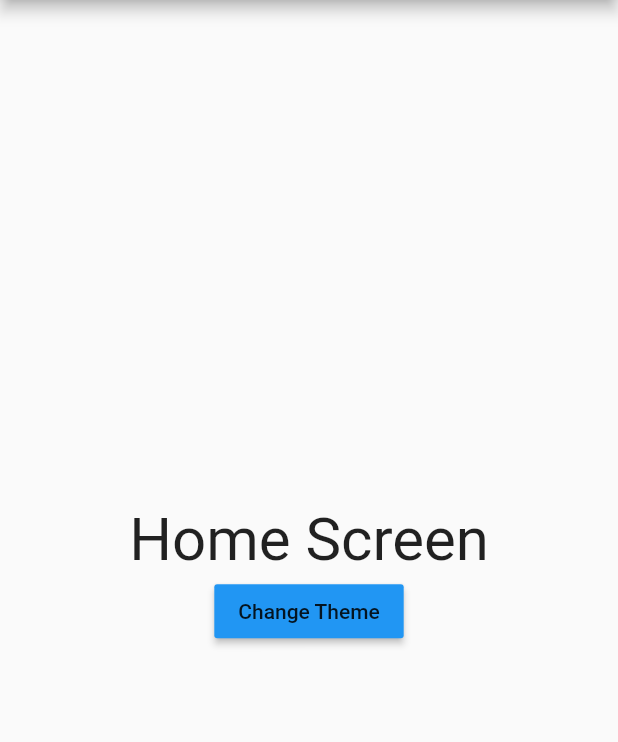
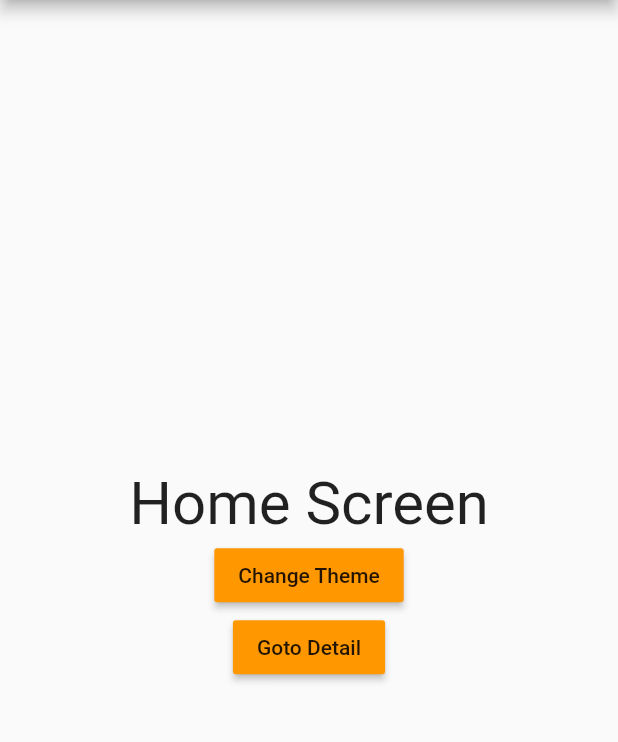
Before and after one commit to MHuzaifaKhan97/Learning_Flutter, a Flutter app: the screen it shows after launch, on a phone screen of 412 x 824 dp, the part 84-826 px from its top. Run offline on Flutter 3.47's test engine with Material 2 defaults, Android fonts, the phone set to English and light mode, and no system bars; our stand-ins replace get, get_storage.

Commit message:
GetX: Theming & Navigation

```diff
--- a/getx_theme/lib/detail.dart
+++ b/getx_theme/lib/detail.dart
@@ -8,6 +8,12 @@ class DetailScreen extends StatelessWidget {
     return Scaffold(
       appBar: AppBar(
         title: Text('GetX Theme'),
+        leading: IconButton(
+          onPressed: () {
+            Get.back();
+          },
+          icon: Icon(Icons.arrow_back),
+        ),
       ),
       body: Center(
         child: Column(
--- a/getx_theme/lib/home.dart
+++ b/getx_theme/lib/home.dart
@@ -1,6 +1,7 @@
 import 'package:flutter/material.dart';
 import 'package:get/get.dart';
 import './theme/theme_service.dart';
+import './detail.dart';
 
 class HomeScreen extends StatelessWidget {
   @override
@@ -20,7 +21,9 @@ class HomeScreen extends StatelessWidget {
                 ),
               ),
               MaterialButton(
-                child: Text('Change Theme'),
+                child: Text(
+                  'Change Theme',
+                ),
                 color: context.theme.buttonColor,
                 onPressed: () {
                   // before getStorage
@@ -32,8 +35,20 @@ class HomeScreen extends StatelessWidget {
                   ThemeService().changeThemeMode();
                 },
               ),
-
-
+              MaterialButton(
+                child: Text(
+                  'Goto Detail',
+                ),
+                color: context.theme.buttonColor,
+                onPressed: () {
+                  //  1. Navigate By Component
+                  // Get.to(DetailScreen());
+                  //  2. Navigate By Name
+                  Get.toNamed('/detail');
+                  //  3. Navigate to Never go back
+                  // Get.off(DetailScreen());
+                },
+              ),
             ]),
       ),
     );
--- a/getx_theme/lib/main.dart
+++ b/getx_theme/lib/main.dart
@@ -4,6 +4,7 @@ import 'package:get_storage/get_storage.dart';
 import './home.dart';
 import './theme/themes.dart';
 import './theme/theme_service.dart';
+import './detail.dart';
 
 void main() async {
 
@@ -22,6 +23,10 @@ class MyApp extends StatelessWidget {
       theme: Themes().lightTheme,
       darkTheme: Themes().darkTheme,
       themeMode: ThemeService().getThemeMode(),
+      getPages: [
+        GetPage(name: '/home', page: ()=> HomeScreen()),
+        GetPage(name: '/detail', page: ()=> DetailScreen()),
+      ],
     );
   }
 }
--- a/getx_theme/lib/theme/themes.dart
+++ b/getx_theme/lib/theme/themes.dart
@@ -9,8 +9,7 @@ class Themes {
         headline1: TextStyle(color: Colors.black),
       ),
     ),
-    buttonColor: Colors.blue,
-
+    buttonColor: Colors.orange,
   );
   final darkTheme = ThemeData.dark().copyWith(
     primaryColor: Colors.blueGrey[800],
@@ -20,6 +19,6 @@ class Themes {
         headline1: TextStyle(color: Colors.white),
       ),
     ),
-    buttonColor: Colors.green
+    buttonColor: Colors.green,
   );
 }
```
